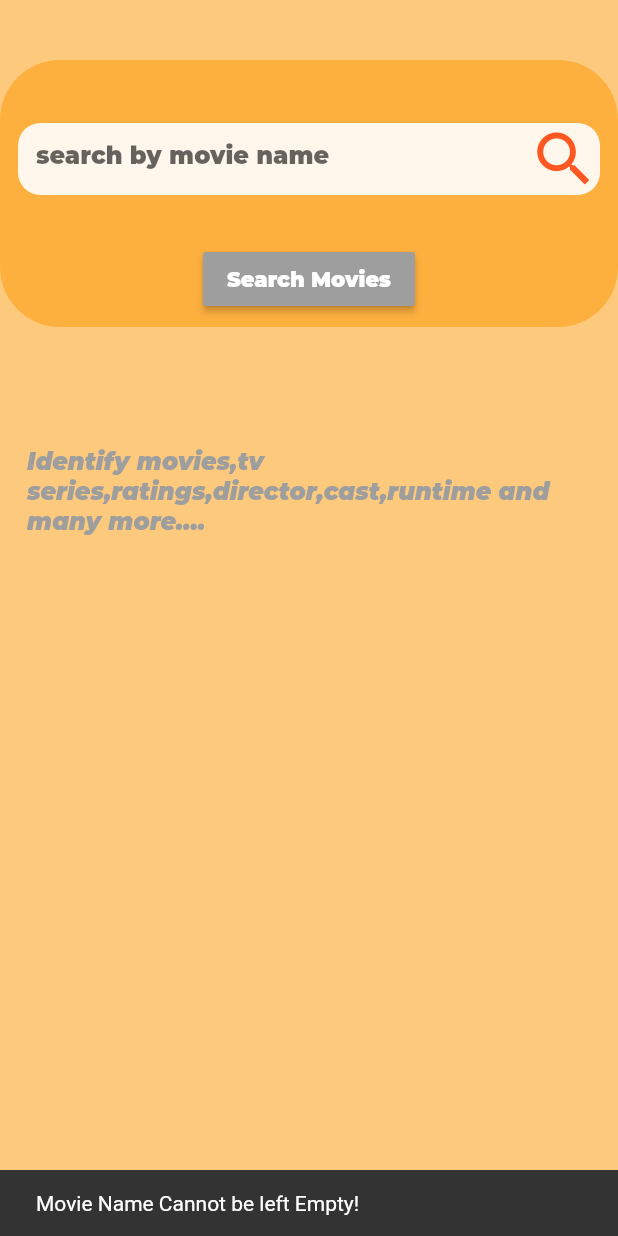
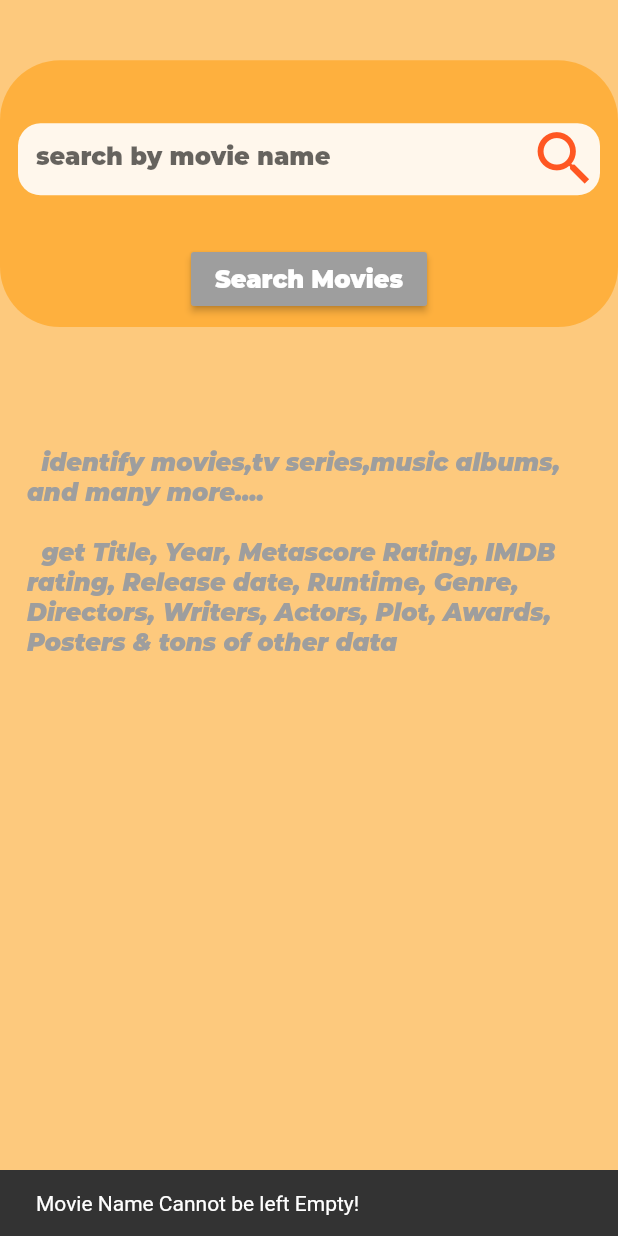
Before and after one commit to CrazieeCoders/movie_buzz, a Flutter app: the screen it shows after launch, after a tap on "Search Movies", on a phone screen of 412 x 824 dp. Run offline on Flutter 3.47's test engine with Material 2 defaults, Android fonts, the phone set to English and light mode, and no system bars; our stand-ins replace bloc, equatable, flutter_bloc.

Commit message:
Code update

```diff
--- a/lib/main.dart
+++ b/lib/main.dart
@@ -1,6 +1,7 @@
 import 'package:flutter/material.dart';
 import 'package:flutter_bloc/flutter_bloc.dart';
 import 'package:movie_buzz/bloc/movie_bloc.dart';
+import 'package:movie_buzz/themes/size_config.dart';
 import 'package:movie_buzz/ui/movie_buzz_bloc.dart';
 
 
@@ -9,8 +10,13 @@ void main() => runApp(MyApp());
 class MyApp extends StatelessWidget {
   @override
   Widget build(BuildContext context) {
-    return MaterialApp(
-      title: 'Flutter Demo',
+    return LayoutBuilder(
+      builder: (context,constraints){
+        return  OrientationBuilder(
+          builder: (context,orientation){
+            SizeConfig().init(constraints,orientation);
+            return  MaterialApp(
+              title: 'Movie Search',
               debugShowCheckedModeBanner: false,
               theme: ThemeData(
                 primarySwatch: Colors.orange,
@@ -19,5 +25,10 @@ class MyApp extends StatelessWidget {
                   builder: (context)=>MovieBloc(),
                   child: MovieBuzz()),
             );
+          },
+        );
+      },
+
+    );
   }
 }
--- a/lib/model/movie_details.dart
+++ b/lib/model/movie_details.dart
@@ -51,7 +51,7 @@ class MovieDetails{
      rated: parsedJson['Rated'],
      writer: parsedJson['Writer'],
      country:parsedJson['Country'],
-     awards: parsedJson['awards'],
+     awards: parsedJson['Awards'],
      metaScore: parsedJson['Metascore'],
      imdbRating: parsedJson['imdbRating'],
      imdbVotes: parsedJson['imdbVotes'],
--- /dev/null
+++ b/lib/themes/size_config.dart
@@ -0,0 +1,43 @@
+import 'package:flutter/rendering.dart';
+import 'package:flutter/widgets.dart';
+
+class SizeConfig {
+  static double _screenWidth;
+  static double _screenHeight;
+  static double _blockWidth = 0;
+  static double _blockHeight = 0;
+
+  static double textMultiplier;
+  static double imageSizeMultiplier;
+  static double heightMultiplier;
+  static double widthMultiplier;
+  static bool isPortrait = true;
+  static bool isMobilePortrait = false;
+
+  void init(BoxConstraints constraints, Orientation orientation) {
+    if (orientation == Orientation.portrait) {
+      _screenWidth = constraints.maxWidth;
+      _screenHeight = constraints.maxHeight;
+      isPortrait = true;
+      if (_screenWidth < 450) {
+        isMobilePortrait = true;
+      }
+    } else {
+      _screenWidth = constraints.maxHeight;
+      _screenHeight = constraints.maxWidth;
+      isPortrait = false;
+      isMobilePortrait = false;
+    }
+
+    _blockWidth = _screenWidth / 100;
+    _blockHeight = _screenHeight / 100;
+
+    textMultiplier = _blockHeight;
+    imageSizeMultiplier = _blockWidth;
+    heightMultiplier = _blockHeight;
+    widthMultiplier = _blockWidth;
+
+    print(_blockWidth);
+    print(_blockHeight);
+  }
+}
--- a/lib/themes/strings.dart
+++ b/lib/themes/strings.dart
@@ -1,7 +1,16 @@
-class Style{
+class Strings{
 
-  Style._();
+  Strings._();
 
-  static const String placeholder_Img = 'assets/images/movie_placeholder.jpg';
-  static const String loading_Img = 'assets/images/movie_loading.jpg';
+  //First page - initial page
+  static const String hintText = 'search by movie name';
+  static const String buttonText = 'Search Movies';
+
+  //Second page - loaded page
+  static const String appTitle = 'Movies';
+
+  static const String description= '''  identify movies,tv series,music albums, and many more....\n
+  get Title, Year, Metascore Rating, IMDB rating, Release date, Runtime, Genre, Directors, Writers, Actors, Plot, Awards, Posters & tons of other data
+  ''';
+
 }
--- /dev/null
+++ b/lib/themes/style.dart
@@ -0,0 +1,90 @@
+import 'dart:ui';
+
+import 'package:flutter/material.dart';
+import 'package:movie_buzz/themes/size_config.dart';
+
+class Style{
+
+  Style._();
+
+  static const Color appBackgroundColor = Colors.orange;
+  static const Color searchIconColor = Colors.deepOrange;
+  static const Color buttonColor = Colors.grey;
+
+
+  static final TextStyle hintStyle = TextStyle(
+    fontFamily: 'Montserrat',
+    fontSize: 1.95 * SizeConfig.textMultiplier,
+  );
+
+  static final TextStyle textStyle = TextStyle(
+    fontFamily: 'Montserrat',
+    fontSize: 1.95 * SizeConfig.textMultiplier,
+  );
+
+  static final TextStyle buttonTextStyle = TextStyle(
+      color: Colors.white,
+      fontFamily: 'Montserrat',
+      fontSize: 1.95 * SizeConfig.textMultiplier,
+  );
+
+  static final TextStyle descTextStyle = TextStyle(
+      fontFamily: 'Montserrat',
+      fontSize: 1.95 * SizeConfig.textMultiplier,
+      color: Colors.grey,
+      fontStyle: FontStyle.italic
+  );
+
+  static final TextStyle movieErrorTextStyle =  TextStyle(
+      fontFamily: 'Montserrat',
+      fontSize: 2.43 * SizeConfig.textMultiplier,
+  );
+
+  static final TextStyle movieLoadingTextStyle =  TextStyle(
+  fontFamily: 'Montserrat',
+  fontSize: 2.92 * SizeConfig.textMultiplier,
+  fontWeight: FontWeight.bold
+  );
+
+  static final TextStyle appTitleTextStyle = TextStyle(
+    fontFamily: 'Montserrat',
+    color: Colors.blueGrey,
+    fontSize: 1.95 * SizeConfig.textMultiplier,
+  );
+
+  static final TextStyle movieTitleStyle = TextStyle(
+    fontFamily: 'Montserrat',
+    fontSize: 1.95 * SizeConfig.textMultiplier
+  );
+
+  static final TextStyle movieSubTitleStyle = TextStyle(
+    fontFamily: 'Montserrat',
+    fontSize: 1.95 * SizeConfig.textMultiplier
+  );
+
+  static final TextStyle movieHeaderStyle = TextStyle(
+      fontFamily: 'Montserrat',
+      fontSize: 3.29 * SizeConfig.textMultiplier,
+      fontWeight: FontWeight.bold
+  );
+
+  static final TextStyle movieDetail = TextStyle(
+      fontFamily: 'Montserrat',
+      fontStyle: FontStyle.italic,
+      fontSize: 1.70 * SizeConfig.textMultiplier,
+      color: Colors.orange.withOpacity(0.5)
+  );
+
+  static final TextStyle movieDetailInfo = TextStyle(
+    fontFamily: 'Montserrat',
+    fontSize: 1.70 * SizeConfig.textMultiplier,
+    fontWeight: FontWeight.bold,
+    color: Colors.blueGrey,
+  );
+
+
+
+
+
+
+}
--- a/lib/ui/movie_buzz.dart
+++ b/lib/ui/movie_buzz.dart
@@ -2,6 +2,9 @@ import 'package:flutter/material.dart';
 import 'package:flutter_bloc/flutter_bloc.dart';
 import 'package:movie_buzz/bloc/movie_bloc.dart';
 import 'package:movie_buzz/bloc/movie_events.dart';
+import 'package:movie_buzz/themes/size_config.dart';
+import 'package:movie_buzz/themes/strings.dart';
+import 'package:movie_buzz/themes/style.dart';
 
 
 class InitialWidget extends StatefulWidget {
@@ -55,23 +58,24 @@ class _InitialWidgetState extends State<InitialWidget> with SingleTickerProvider
   Widget build(BuildContext context) {
     movieBloc = BlocProvider.of<MovieBloc>(context);
     return Scaffold(
-      backgroundColor: Colors.orange.withOpacity(0.5),
+      backgroundColor: Style.appBackgroundColor.withOpacity(0.5),
       body: Column(
         mainAxisAlignment: MainAxisAlignment.start,
         children: <Widget>[
           SizedBox(
-            height: 40.0,
+            height: 4.87 * SizeConfig.heightMultiplier,
           ),
           Container(
             decoration: BoxDecoration(
                 borderRadius: BorderRadius.circular(40.0),
-              color: Colors.orange.withOpacity(0.5)
+              color: Style.appBackgroundColor.withOpacity(0.5)
             ),
             child: Column(
               children: <Widget>[
+                SizedBox(
+                  height: 3.65 * SizeConfig.heightMultiplier,
+                ),
                 Padding(
-                  padding: const EdgeInsets.only(top:30.0),
-                  child: Padding(
                   padding: const EdgeInsets.all(12.0),
                   child: Material(
                     borderRadius: BorderRadius.circular(15.0),
@@ -80,18 +84,18 @@ class _InitialWidgetState extends State<InitialWidget> with SingleTickerProvider
                     child: Padding(
                       padding: const EdgeInsets.only(left:12.0),
                       child: TextField(
+                        autocorrect: false,
+                        style: Style.textStyle,
                         controller: _searchMovie,
                         decoration: InputDecoration(
-                            hintText: 'search by movie name',
-                            hintStyle: TextStyle(
-                                fontFamily: 'Montserrat'
-                            ),
+                          hintText: Strings.hintText,
+                          hintStyle: Style.hintStyle,
                           border: InputBorder.none,
                           suffixIcon: ScaleTransition(
                             scale: _searchAnim,
                             child: Icon(Icons.search,
-                                color: Colors.deepOrange,
-                                size: 45.0,),
+                              color: Style.searchIconColor,
+                              size: 5.4 * SizeConfig.heightMultiplier,),
                           ),
 
                         ),
@@ -99,10 +103,9 @@ class _InitialWidgetState extends State<InitialWidget> with SingleTickerProvider
                     ),
                   ),
                 ),
-                ),
 
                 SizedBox(
-                  height: 20,
+                  height: 2.4 * SizeConfig.heightMultiplier,
                 ),
 
                 Padding(
@@ -117,12 +120,9 @@ class _InitialWidgetState extends State<InitialWidget> with SingleTickerProvider
                         _searchMovie.clear();
                       }
                     },
-                    color: Colors.grey,
-                    child: Text("Search Movies",
-                      style: TextStyle(
-                          color: Colors.white,
-                          fontFamily: 'Montserrat'
-                      ),),
+                    color: Style.buttonColor,
+                    child: Text(Strings.buttonText,
+                      style: Style.buttonTextStyle),
                   ),
                 ),
 
@@ -130,30 +130,23 @@ class _InitialWidgetState extends State<InitialWidget> with SingleTickerProvider
             ),
           ),
           SizedBox(
-            height: 80,
+            height: 9.75 * SizeConfig.heightMultiplier,
           ),
 
           Visibility(
             visible: widget.errorMsg == null,
             child: Padding(
               padding: const EdgeInsets.only(left:18.0,right: 18.0),
-              child: Text('Identify movies,tv series,ratings,director,cast,runtime and many more....',
-                style: TextStyle(
-                    fontFamily: 'Montserrat',
-                    fontSize: 16.0,
-                    color: Colors.grey,
-                    fontStyle: FontStyle.italic
-                ),),
+              child: Text(
+                Strings.description,
+                style: Style.descTextStyle),
             ),
           ),
 
           Visibility (
             visible: widget.errorMsg != null,
-            child:Center(child: Text('$widget.errorMsg',
-              style: TextStyle(
-                  fontFamily: 'Montserrat',
-                  fontSize: 20.0
-              ),)) ,
+            child:Center(child: Text('${widget.errorMsg}',
+              style:Style.movieErrorTextStyle,)) ,
           ),
 
         ],
```
Also changed, not shown: lib/data/API_service.dart (+4 -8 lines), lib/themes/images.dart (added, +8 -0 lines), lib/ui/movie_detail_page/movie_detail_lowerpart.dart (+32 -59 lines), lib/ui/movie_detail_page/movie_details.dart (+18 -14 lines), lib/ui/movie_loaded_page.dart (+14 -16 lines), lib/ui/movie_loading_page.dart (+4 -24 lines). Lines whose indentation alone changed are shown as unchanged.
